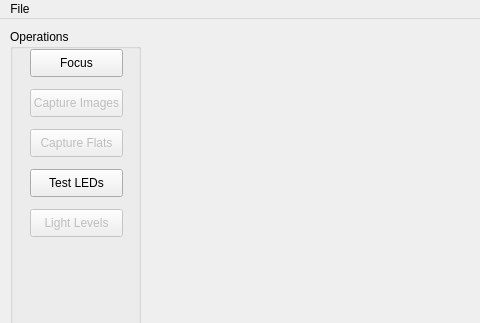
Old version of the form src/skeleton/capture-mode2.ui in the repository palimpsest-pursuers/capturing; both pictures show x 0 to 480 and y 0 to 323 of the 1076 by 604 pixel window.
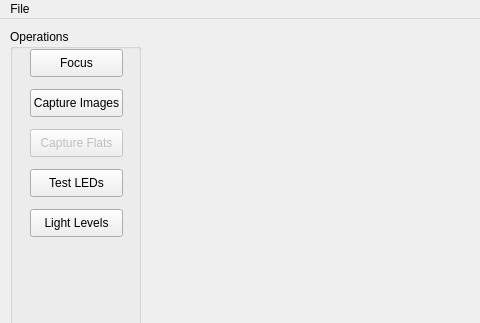
New version of the form.

Commit message: messing with LEDs

```diff
--- a/src/skeleton/capture-mode2.ui
+++ b/src/skeleton/capture-mode2.ui
@@ -41,7 +41,7 @@
     </widget>
     <widget class="QPushButton" name="CaptureButton">
      <property name="enabled">
-      <bool>false</bool>
+      <bool>true</bool>
      </property>
      <property name="geometry">
       <rect>
@@ -98,7 +98,7 @@
     </widget>
     <widget class="QPushButton" name="LightLevelsButton">
      <property name="enabled">
-      <bool>false</bool>
+      <bool>true</bool>
      </property>
      <property name="geometry">
       <rect>
```
Left out of the diff: 54 changed lines with no effect on the pictures. The commit also changes 2 other files.
